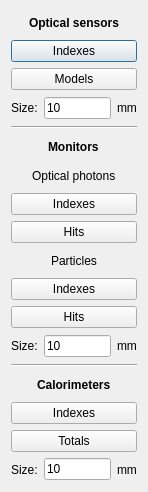
Above: ants3bundle/src/ants3/gui/geom/ashownumbersdialog.ui from andrmor/ANTS3bundle before the change. Below: the same form after it.
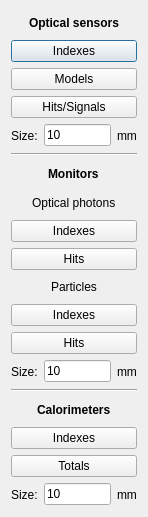
That is the form after the change.

Diff of the .ui file:
```diff
--- a/ants3bundle/src/ants3/gui/geom/ashownumbersdialog.ui
+++ b/ants3bundle/src/ants3/gui/geom/ashownumbersdialog.ui
@@ -7,7 +7,7 @@
     <x>0</x>
     <y>0</y>
     <width>148</width>
-    <height>492</height>
+    <height>517</height>
    </rect>
   </property>
   <property name="windowTitle">
@@ -40,6 +40,13 @@
      </property>
     </widget>
    </item>
+   <item>
+    <widget class="QPushButton" name="pbSensorSignals">
+     <property name="text">
+      <string>Hits/Signals</string>
+     </property>
+    </widget>
+   </item>
    <item>
     <layout class="QHBoxLayout" name="horizontalLayout">
      <item>
```
